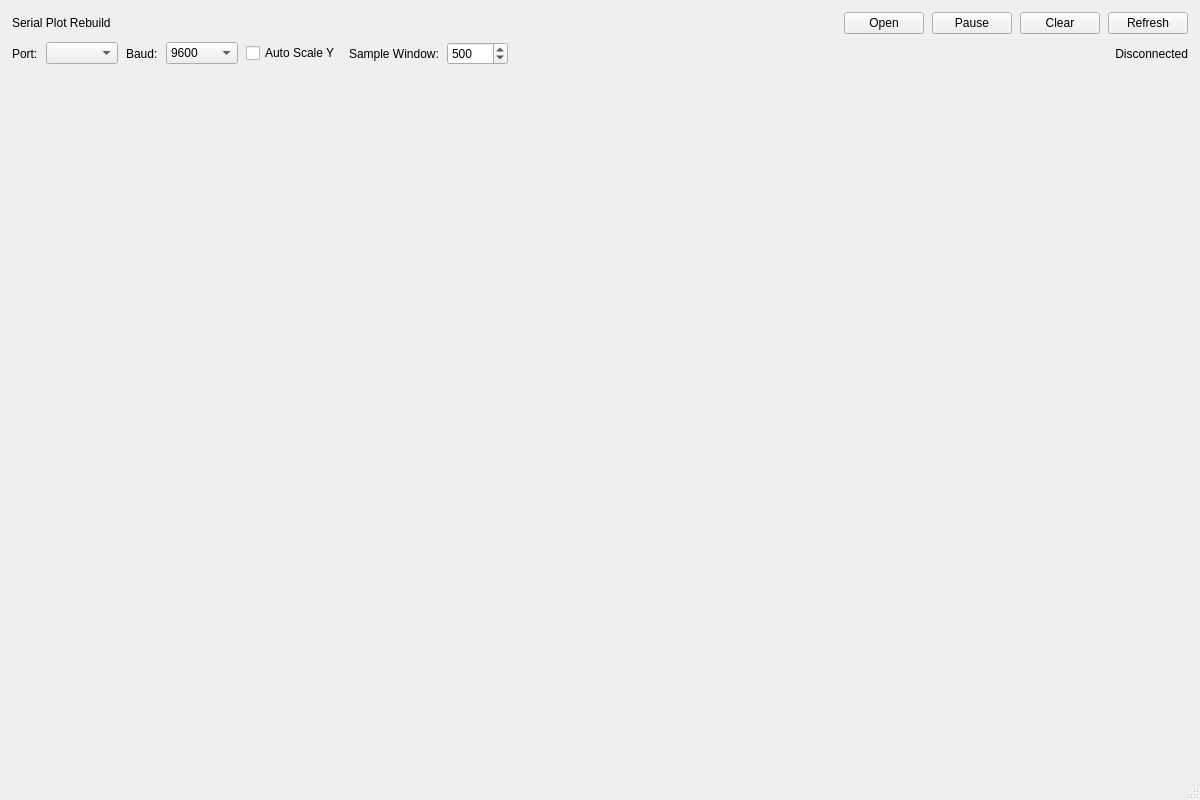
First picture: the form in src/mainwindow.ui, repository bblovenn/serialport, before the edit.
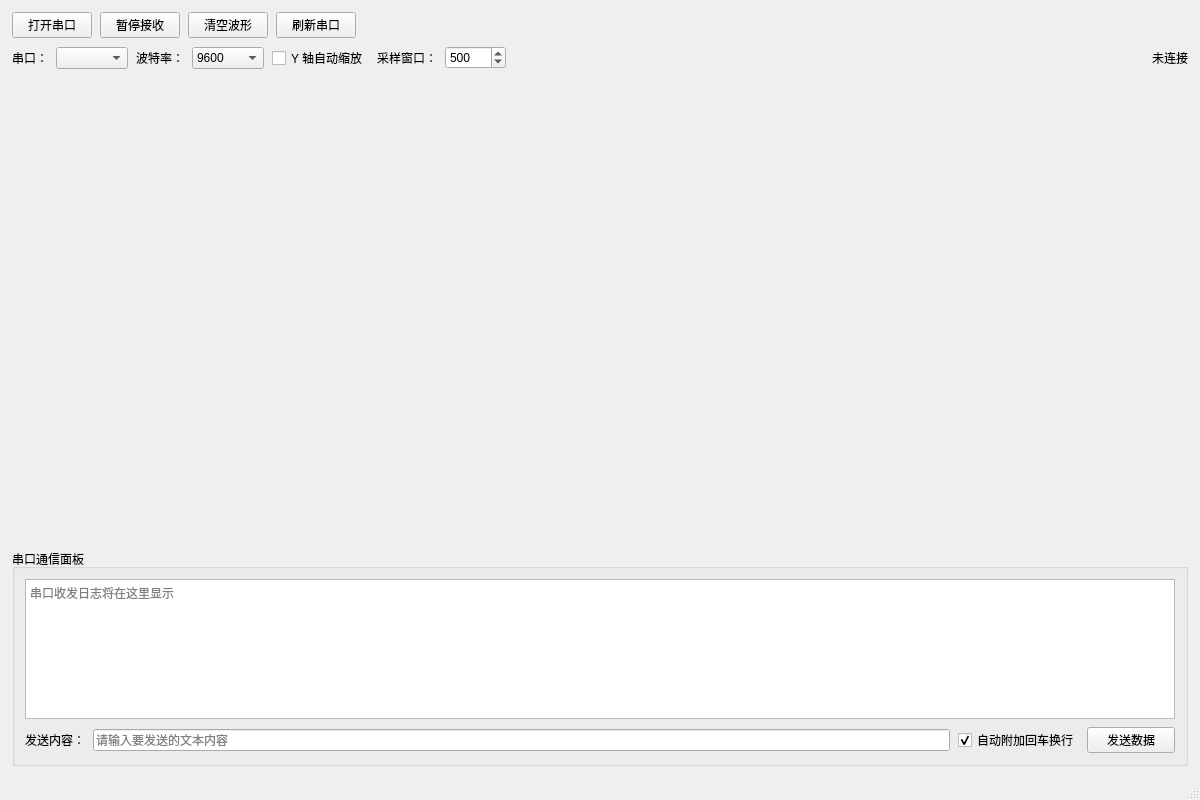
Second picture: the form after the edit.

Commit message: Refine serial UI and controller flow

The edit to the form file:
```diff
--- a/src/mainwindow.ui
+++ b/src/mainwindow.ui
@@ -41,54 +41,47 @@
       <property name="spacing">
        <number>8</number>
       </property>
-      <item>
-       <widget class="QLabel" name="label_title">
-        <property name="text">
-         <string>Serial Plot Rebuild</string>
-        </property>
-       </widget>
-      </item>
-      <item>
-       <spacer name="horizontalSpacer_header">
-        <property name="orientation">
-         <enum>Qt::Horizontal</enum>
-        </property>
-        <property name="sizeHint" stdset="0">
-         <size>
-          <width>40</width>
-          <height>20</height>
-         </size>
-        </property>
-       </spacer>
-      </item>
       <item>
        <widget class="QPushButton" name="pushButton_openClose">
         <property name="text">
-         <string>Open</string>
+         <string>打开串口</string>
         </property>
        </widget>
       </item>
       <item>
        <widget class="QPushButton" name="pushButton_pause">
         <property name="text">
-         <string>Pause</string>
+         <string>暂停接收</string>
         </property>
        </widget>
       </item>
       <item>
        <widget class="QPushButton" name="pushButton_clear">
         <property name="text">
-         <string>Clear</string>
+         <string>清空波形</string>
         </property>
        </widget>
       </item>
       <item>
        <widget class="QPushButton" name="pushButton_refreshPorts">
         <property name="text">
-         <string>Refresh</string>
+         <string>刷新串口</string>
         </property>
        </widget>
       </item>
+      <item>
+       <spacer name="horizontalSpacer_header">
+        <property name="orientation">
+         <enum>Qt::Horizontal</enum>
+        </property>
+        <property name="sizeHint" stdset="0">
+         <size>
+          <width>40</width>
+          <height>20</height>
+         </size>
+        </property>
+       </spacer>
+      </item>
      </layout>
     </item>
     <item>
@@ -99,7 +92,7 @@
       <item>
        <widget class="QLabel" name="label_port">
         <property name="text">
-         <string>Port:</string>
+         <string>串口：</string>
         </property>
        </widget>
       </item>
@@ -116,7 +109,7 @@
       <item>
        <widget class="QLabel" name="label_baudRate">
         <property name="text">
-         <string>Baud:</string>
+         <string>波特率：</string>
         </property>
        </widget>
       </item>
@@ -158,14 +151,14 @@
       <item>
        <widget class="QCheckBox" name="checkBox_autoScaleY">
         <property name="text">
-         <string>Auto Scale Y</string>
+         <string>Y 轴自动缩放</string>
         </property>
        </widget>
       </item>
       <item>
        <widget class="QLabel" name="label_sampleWindow">
         <property name="text">
-         <string>Sample Window:</string>
+         <string>采样窗口：</string>
         </property>
        </widget>
       </item>
@@ -207,10 +200,10 @@
       <item>
        <widget class="QLabel" name="label_runtimeState">
         <property name="text">
-         <string>Disconnected</string>
+         <string>未连接</string>
         </property>
         <property name="alignment">
-         <set>Qt::AlignRight|Qt::AlignVCenter</set>
+         <set>Qt::AlignRight|Qt::AlignTrailing|Qt::AlignVCenter</set>
         </property>
        </widget>
       </item>
@@ -221,9 +214,132 @@
       <property name="sizePolicy">
        <sizepolicy hsizetype="Expanding" vsizetype="Expanding">
         <horstretch>0</horstretch>
-        <verstretch>1</verstretch>
+        <verstretch>3</verstretch>
        </sizepolicy>
       </property>
+      <property name="minimumSize">
+       <size>
+        <width>0</width>
+        <height>430</height>
+       </size>
+      </property>
+     </widget>
+    </item>
+    <item>
+     <widget class="QGroupBox" name="groupBox_serialConsole">
+      <property name="enabled">
+       <bool>true</bool>
+      </property>
+      <property name="maximumSize">
+       <size>
+        <width>16777215</width>
+        <height>250</height>
+       </size>
+      </property>
+      <property name="mouseTracking">
+       <bool>false</bool>
+      </property>
+      <property name="tabletTracking">
+       <bool>false</bool>
+      </property>
+      <property name="acceptDrops">
+       <bool>false</bool>
+      </property>
+      <property name="autoFillBackground">
+       <bool>false</bool>
+      </property>
+      <property name="title">
+       <string>串口通信面板</string>
+      </property>
+      <property name="flat">
+       <bool>false</bool>
+      </property>
+      <property name="checkable">
+       <bool>false</bool>
+      </property>
+      <layout class="QVBoxLayout" name="verticalLayout_serialConsole">
+       <property name="spacing">
+        <number>8</number>
+       </property>
+       <property name="leftMargin">
+        <number>10</number>
+       </property>
+       <property name="topMargin">
+        <number>10</number>
+       </property>
+       <property name="rightMargin">
+        <number>10</number>
+       </property>
+       <property name="bottomMargin">
+        <number>10</number>
+       </property>
+       <item>
+        <widget class="QPlainTextEdit" name="plainTextEdit_serialLog">
+         <property name="minimumSize">
+          <size>
+           <width>0</width>
+           <height>90</height>
+          </size>
+         </property>
+         <property name="maximumSize">
+          <size>
+           <width>16777215</width>
+           <height>140</height>
+          </size>
+         </property>
+         <property name="readOnly">
+          <bool>true</bool>
+         </property>
+         <property name="placeholderText">
+          <string>串口收发日志将在这里显示</string>
+         </property>
+        </widget>
+       </item>
+       <item>
+        <layout class="QHBoxLayout" name="horizontalLayout_sendBar">
+         <property name="spacing">
+          <number>8</number>
+         </property>
+         <item>
+          <widget class="QLabel" name="label_sendText">
+           <property name="text">
+            <string>发送内容：</string>
+           </property>
+          </widget>
+         </item>
+         <item>
+          <widget class="QLineEdit" name="lineEdit_sendText">
+           <property name="placeholderText">
+            <string>请输入要发送的文本内容</string>
+           </property>
+          </widget>
+         </item>
+         <item>
+          <widget class="QCheckBox" name="checkBox_appendCrLf">
+           <property name="text">
+            <string>自动附加回车换行</string>
+           </property>
+           <property name="checked">
+            <bool>true</bool>
+           </property>
+          </widget>
+         </item>
+         <item>
+          <widget class="QPushButton" name="pushButton_send">
+           <property name="minimumSize">
+            <size>
+             <width>88</width>
+             <height>0</height>
+            </size>
+           </property>
+           <property name="text">
+            <string>发送数据</string>
+           </property>
+          </widget>
+         </item>
+        </layout>
+       </item>
+      </layout>
      </widget>
     </item>
    </layout>
```
Left out of the diff: 32 changed lines with no effect on the pictures. The commit also changes 7 other files.
